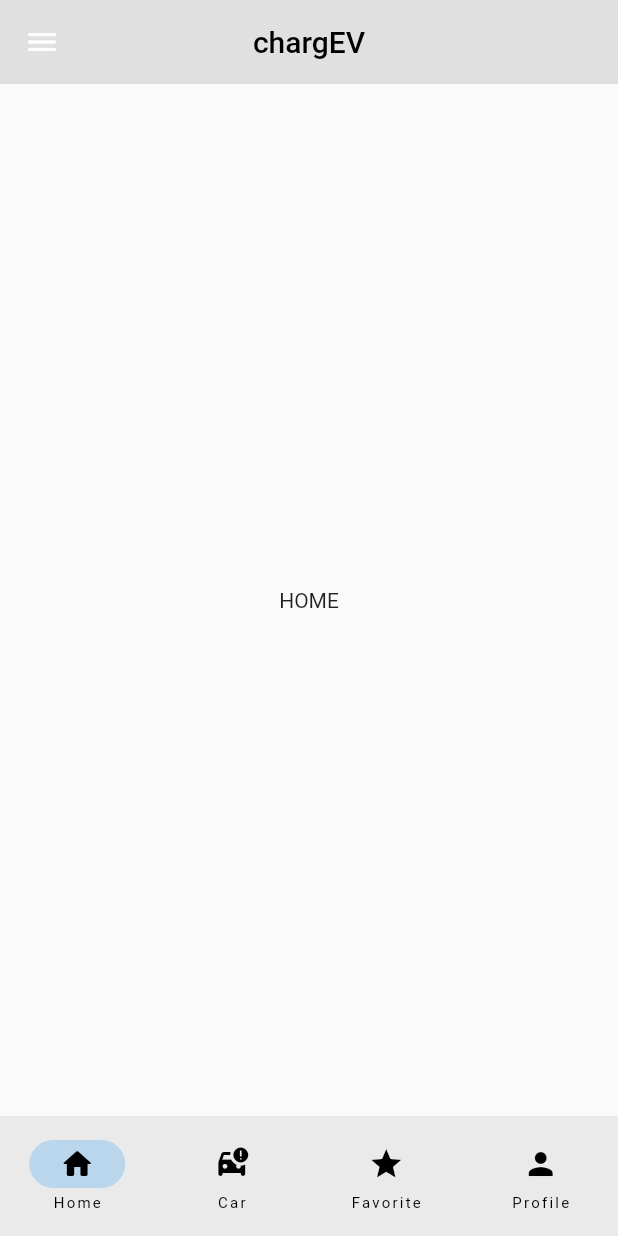
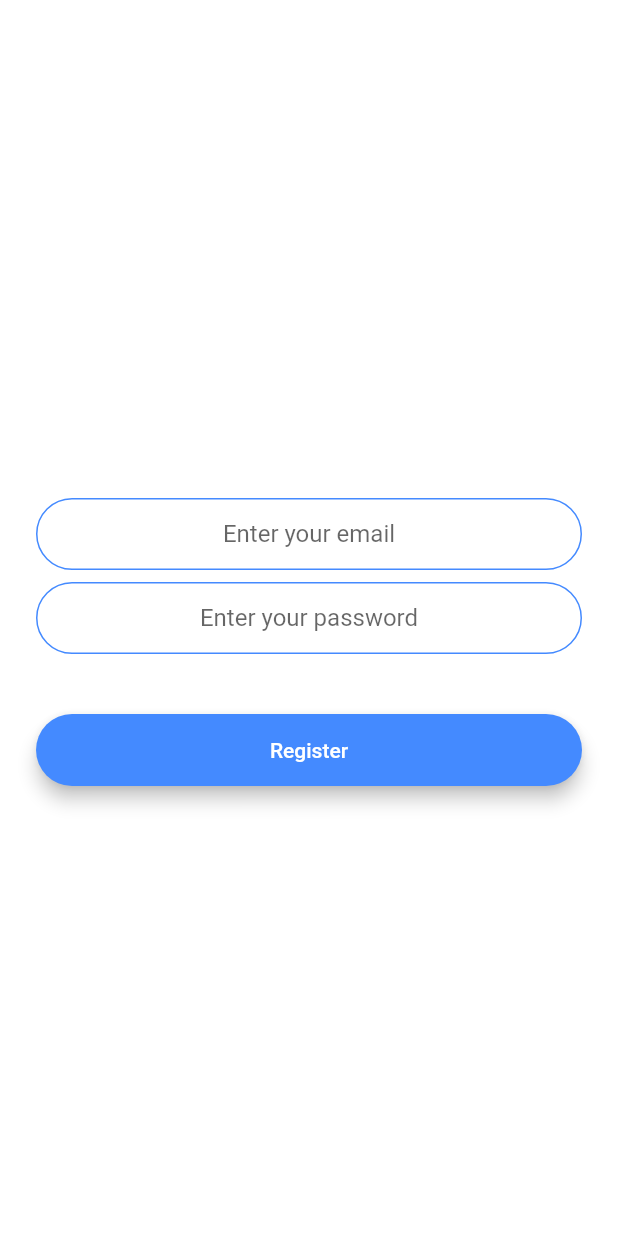
Before and after one commit to azkelif/Bootcamp_OUA, a Flutter app: the screen it shows after launch, on a phone screen of 412 x 824 dp. Run offline on Flutter 3.47's test engine with Material 2 defaults, Android fonts, the phone set to English and light mode, and no system bars; drawn by our look-alikes of modal_progress_hud_nsn; our stand-ins replace firebase_auth, firebase_core; accounts and stored records are empty.

Commit message:
firebase email kayıt

```diff
--- /dev/null
+++ b/lib/components/rounded_button.dart
@@ -0,0 +1,32 @@
+import 'package:flutter/material.dart';
+
+class RoundedButton extends StatelessWidget {
+  RoundedButton({required this.title, required this.colour, required this.onPressed});
+
+  final Color colour;
+  final String title;
+  final VoidCallback onPressed;
+
+  @override
+  Widget build(BuildContext context) {
+    return Padding(
+      padding: EdgeInsets.symmetric(vertical: 16.0),
+      child: Material(
+        elevation: 5.0,
+        color: colour,
+        borderRadius: BorderRadius.circular(30.0),
+        child: MaterialButton(
+          onPressed: onPressed,
+          minWidth: 200.0,
+          height: 42.0,
+          child: Text(
+            title,
+            style: TextStyle(
+              color: Colors.white,
+            ),
+          ),
+        ),
+      ),
+    );
+  }
+}
--- /dev/null
+++ b/lib/constants.dart
@@ -0,0 +1,23 @@
+import 'package:flutter/material.dart';
+
+const kSendButtonTextStyle = TextStyle(
+  color: Colors.lightBlueAccent,
+  fontWeight: FontWeight.bold,
+  fontSize: 18.0,
+);
+
+const kTextFieldDecoration = InputDecoration(
+  hintText: 'Enter a value',
+  contentPadding: EdgeInsets.symmetric(vertical: 10.0, horizontal: 20.0),
+  border: OutlineInputBorder(
+    borderRadius: BorderRadius.all(Radius.circular(32.0)),
+  ),
+  enabledBorder: OutlineInputBorder(
+    borderSide: BorderSide(color: Colors.blueAccent, width: 1.0),
+    borderRadius: BorderRadius.all(Radius.circular(32.0)),
+  ),
+  focusedBorder: OutlineInputBorder(
+    borderSide: BorderSide(color: Colors.blueAccent, width: 2.0),
+    borderRadius: BorderRadius.all(Radius.circular(32.0)),
+  ),
+);
--- a/lib/main.dart
+++ b/lib/main.dart
@@ -1,6 +1,5 @@
 import 'package:chargevapp/firebase_options.dart';
-import 'package:chargevapp/widgets/appbar.dart';
-import 'package:chargevapp/widgets/navbar.dart';
+import 'package:chargevapp/screens/registration_screen.dart';
 import 'package:firebase_core/firebase_core.dart';
 import 'package:flutter/material.dart';
 
@@ -9,21 +8,19 @@ void main() async {
   await Firebase.initializeApp(
     options: DefaultFirebaseOptions.currentPlatform,
   );
-  runApp(const MyApp());
+  runApp(chargev());
 }
 
-class MyApp extends StatelessWidget {
-  const MyApp({super.key});
+class chargev extends StatelessWidget {
+  const chargev({super.key});
 
   @override
   Widget build(BuildContext context) {
     return MaterialApp(
-      title: 'chargEV',
-      debugShowCheckedModeBanner: false,
-      theme: ThemeData(
-
-      ),
-      home: navbar(),
+      initialRoute: RegistrationScreen.id,
+      routes: {
+        RegistrationScreen.id: (context) => RegistrationScreen(),
+      },
     );
   }
 }
--- a/lib/screens/home.dart
+++ b/lib/screens/home_screen.dart
@@ -1,8 +1,12 @@
 import 'package:flutter/material.dart';
 
-class home extends StatelessWidget {
-  const home({super.key});
+class HomeScreen extends StatefulWidget {
+  static const String id = 'hom_screen';
+  @override
+  State<HomeScreen> createState() => _HomeScreenState();
+}
 
+class _HomeScreenState extends State<HomeScreen> {
   @override
   Widget build(BuildContext context) {
     return Scaffold(
--- /dev/null
+++ b/lib/screens/registration_screen.dart
@@ -0,0 +1,87 @@
+import 'package:flutter/material.dart';
+import 'package:firebase_auth/firebase_auth.dart';
+import 'package:modal_progress_hud_nsn/modal_progress_hud_nsn.dart';
+import '../components/rounded_button.dart';
+import '../constants.dart';
+import 'home_screen.dart';
+
+class RegistrationScreen extends StatefulWidget {
+  static const String id = 'registration_screen';
+  @override
+  _RegistrationScreenState createState() => _RegistrationScreenState();
+}
+
+class _RegistrationScreenState extends State<RegistrationScreen> {
+  final _auth = FirebaseAuth.instance;
+  bool showSpinner = false;
+  late String email;
+  late String password;
+
+  @override
+  Widget build(BuildContext context) {
+    return Scaffold(
+      backgroundColor: Colors.white,
+      body: ModalProgressHUD(
+        inAsyncCall: showSpinner,
+        child: Padding(
+          padding: EdgeInsets.symmetric(horizontal: 24.0),
+          child: Column(
+            mainAxisAlignment: MainAxisAlignment.center,
+            crossAxisAlignment: CrossAxisAlignment.stretch,
+            children: <Widget>[
+              SizedBox(
+                height: 48.0,
+              ),
+              TextField(
+                keyboardType: TextInputType.emailAddress,
+                textAlign: TextAlign.center,
+                onChanged: (value) {
+                  email = value;
+                },
+                decoration:
+                kTextFieldDecoration.copyWith(hintText: 'Enter your email'),
+              ),
+              SizedBox(
+                height: 8.0,
+              ),
+              TextField(
+                obscureText: true,
+                textAlign: TextAlign.center,
+                onChanged: (value) {
+                  password = value;
+                },
+                decoration: kTextFieldDecoration.copyWith(
+                    hintText: 'Enter your password'),
+              ),
+              SizedBox(
+                height: 24.0,
+              ),
+              RoundedButton(
+                title: 'Register',
+                colour: Colors.blueAccent,
+                onPressed: () async {
+                  setState(() {
+                    showSpinner = true;
+                  });
+                  try {
+                    final newUser = await _auth.createUserWithEmailAndPassword(
+                        email: email, password: password);
+                    if (newUser != null) {
+                      Navigator.pushNamed(context, HomeScreen.id);
+                    }
+
+                    setState(() {
+                      showSpinner = false;
+                    });
+                  } catch (e) {
+                    print(e);
+                  }
+                },
+              ),
+            ],
+          ),
+        ),
+      ),
+    );
+  }
+}
--- a/lib/widgets/navbar.dart
+++ b/lib/widgets/navbar.dart
@@ -1,8 +1,8 @@
+import 'package:chargevapp/screens/home_screen.dart';
 import 'package:flutter/material.dart';
-import '../screens/car.dart';
-import '../screens/favorite.dart';
-import '../screens/home.dart';
-import '../screens/profile.dart';
+import '../screens/car_screen.dart';
+import '../screens/favorite_screen.dart';
+import '../screens/profile_screen.dart';
 
 class navbar extends StatefulWidget {
   const navbar({super.key});
@@ -14,7 +14,7 @@ class navbar extends StatefulWidget {
 class _navbarState extends State<navbar> {
   int _currentIndex = 0;
   List pages = [
-    const home(),
+    HomeScreen(),
     const car(),
     const favorite(),
     const profile()
--- a/pubspec.yaml
+++ b/pubspec.yaml
@@ -31,11 +31,10 @@ dependencies:
   flutter:
     sdk: flutter
 
-
-  # The following adds the Cupertino Icons font to your application.
-  # Use with the CupertinoIcons class for iOS style icons.
   cupertino_icons: ^1.0.2
   firebase_core: ^2.14.0
+  firebase_auth: ^4.6.3
+  modal_progress_hud_nsn: ^0.4.0
 
 dev_dependencies:
   flutter_test:
```
Also changed, not shown: lib/screens/car_screen.dart (renamed from lib/screens/car.dart), lib/screens/favorite_screen.dart (renamed from lib/screens/favorite.dart), lib/screens/profile_screen.dart (renamed from lib/screens/profile.dart), pubspec.lock.
